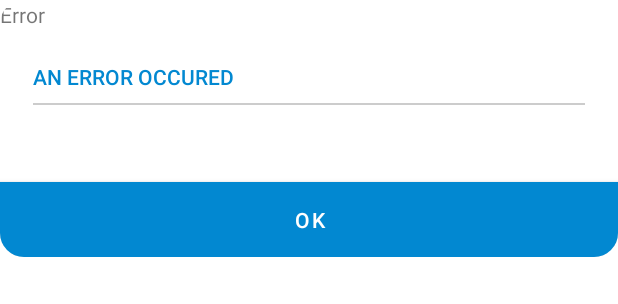
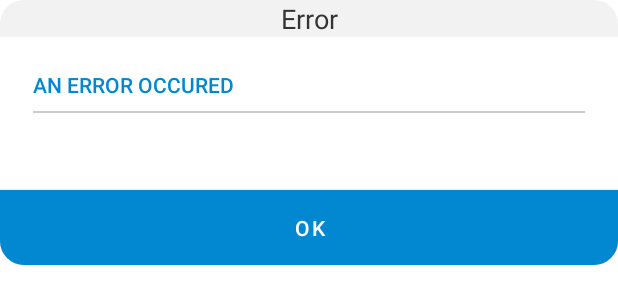
Before and after one commit to viethua99/Fire-Mesh, an Android app: the layout dialog_ota_error.xml on its own in the app's theme, with its tools: preview values and no code run, on a phone screen of 412 x 824 dp. Shown: the top 304 px of the screen. Run offline under Robolectric (Android 15) with nearby library versions, the phone set to English and light mode, and no system bars.

Commit message:
edit style for error dialog

```diff
--- a/app/src/main/res/layout/dialog_ota_error.xml
+++ b/app/src/main/res/layout/dialog_ota_error.xml
@@ -11,6 +11,7 @@
         android:orientation="vertical">
 
         <TextView
+            style="@style/DialogHeaderText"
             android:layout_height="wrap_content"
             android:id="@+id/error_title"
             android:layout_width="match_parent"
--- a/app/src/main/res/values/themes.xml
+++ b/app/src/main/res/values/themes.xml
@@ -25,6 +25,14 @@
         <item name="android:windowSoftInputMode">adjustResize</item>
     </style>
 
+    <style name="DialogHeaderText" parent="Widget.AppCompat.TextView">
+        <item name="android:background">#F2F2F2</item>
+        <item name="android:layout_height">50dp</item>
+        <item name="android:gravity">center_vertical|center_horizontal</item>
+        <item name="android:textColor">#333333</item>
+        <item name="android:textSize">18sp</item>
+    </style>
+
     <style name="AppModalStyle" parent="Widget.Design.BottomSheet.Modal">
         <item name="android:background">@drawable/dialog_rounded_corner </item>
     </style>
```
